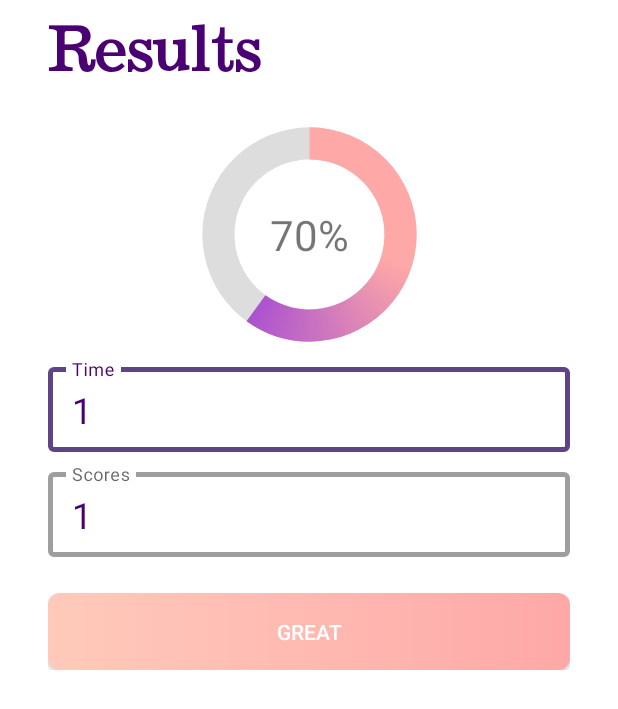
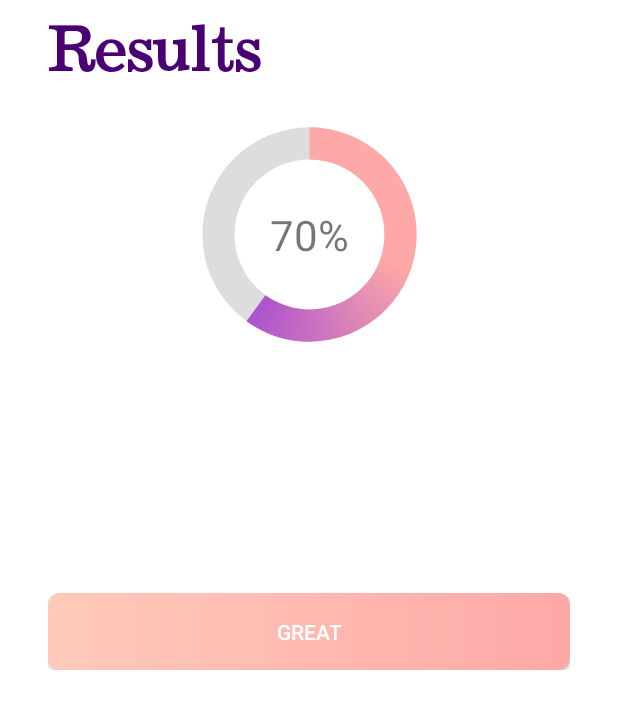
Before and after one commit to EmmaManukyan/LightBrains, an Android app: the layout fragment_show_results.xml on its own in the app's theme, with its tools: preview values and no code run, on a phone screen of 412 x 824 dp. Shown: the top 709 px of the screen. Run offline under Robolectric (Android 15) with nearby library versions, the light colour scheme and no system bars; Roboto replaces fonts that are not available here.

Commit message:
ShowMentalCount adding scores and results

```diff
--- a/app/src/main/res/drawable-v24/background_banner1_mental_home_page.xml
+++ b/app/src/main/res/drawable-v24/background_banner1_mental_home_page.xml
@@ -13,7 +13,7 @@
     <item android:state_pressed="true"
         android:state_focused="false">
         <shape android:shape="rectangle">
-            <corners android:radius="16pt"/>
+            <corners android:radius="16dp"/>
             <gradient android:angle="0" android:centerColor="#D39AF3"  android:endColor="#E3BFF7" android:startColor="#E3BFF7" android:type="linear"
                 />
         </shape>
--- a/app/src/main/res/layout/fragment_show_results.xml
+++ b/app/src/main/res/layout/fragment_show_results.xml
@@ -60,10 +60,12 @@
                 android:layout_height="wrap_content"
                 android:layout_marginTop="8dp"
                 android:hint="@string/time"
+                android:visibility="invisible"
                 app:boxStrokeErrorColor="@color/purple_500"
                 app:errorIconDrawable="@drawable/baseline_access_time_filled_24"
                 app:errorIconTint="@color/purple_500"
                 app:errorTextColor="@color/purple_500"
+
                 app:hintTextColor="@color/color_secondary_variant"
                 app:layout_constraintTop_toBottomOf="@id/my_progressbar_result">
 
@@ -77,7 +79,7 @@
                     android:inputType="none"
                     android:padding="12dp"
                     android:text="1"
-                    android:textColor="@color/color_secondary_variant"
+                    android:textColor="@color/purple_500"
                     android:textSize="24sp" />
             </com.google.android.material.textfield.TextInputLayout>
 
@@ -89,9 +91,10 @@
                 android:layout_height="wrap_content"
                 android:layout_marginTop="8dp"
                 android:hint="Scores"
+                android:visibility="invisible"
                 app:boxStrokeErrorColor="@color/color_secondary_variant"
                 app:errorIconDrawable="@drawable/baseline_scores_24"
-                app:errorIconTint="@color/color_secondary_variant"
+                app:errorIconTint="@color/yellow_scores"
                 app:errorTextColor="@color/color_secondary_variant"
                 app:hintTextColor="@color/color_secondary_variant"
                 app:layout_constraintTop_toBottomOf="@id/tv_lay_time">
@@ -106,7 +109,7 @@
                     android:inputType="none"
                     android:padding="12dp"
                     android:text="1"
-                    android:textColor="@color/color_secondary_variant"
+                    android:textColor="@color/purple_500"
                     android:textSize="24sp" />
             </com.google.android.material.textfield.TextInputLayout>
 
--- a/app/src/main/res/navigation/nav_mental_count.xml
+++ b/app/src/main/res/navigation/nav_mental_count.xml
@@ -23,12 +23,12 @@
             android:id="@+id/action_showMentalCountFragment_to_showResultsFragment2"
             app:destination="@id/showResultsFragment2"
             app:enterAnim="@anim/bottom_animation"
-            app:popUpTo="@id/showResultsFragment2"
+            app:popUpTo="@id/showMentalCountFragment"
             app:popUpToInclusive="true"/>
         <action
             android:id="@+id/action_showMentalCountFragment_to_mentalCountingSettingsFragment"
             app:destination="@id/mentalCountingSettingsFragment"
-            app:popUpTo="@id/mentalCountingSettingsFragment"
+            app:popUpTo="@id/showMentalCountFragment"
             app:popUpToInclusive="true"/>
     </fragment>
     <fragment
--- a/app/src/main/res/values/colors.xml
+++ b/app/src/main/res/values/colors.xml
@@ -34,5 +34,7 @@
 
     <color name="is_right">#00E676</color>
     <color name="is_wrong">#FF1744</color>
+    <color name="yellow_scores">#FFEA00</color>
+
 
 </resources>
```
Also changed, not shown: app/src/main/java/com/example/lightbrains/common/ShowResultsFragment.java (+14 -20 lines), app/src/main/java/com/example/lightbrains/part_first_mental/mental_counting/ShowMentalCountFragment.java (+9 -0 lines), 1 other file.
